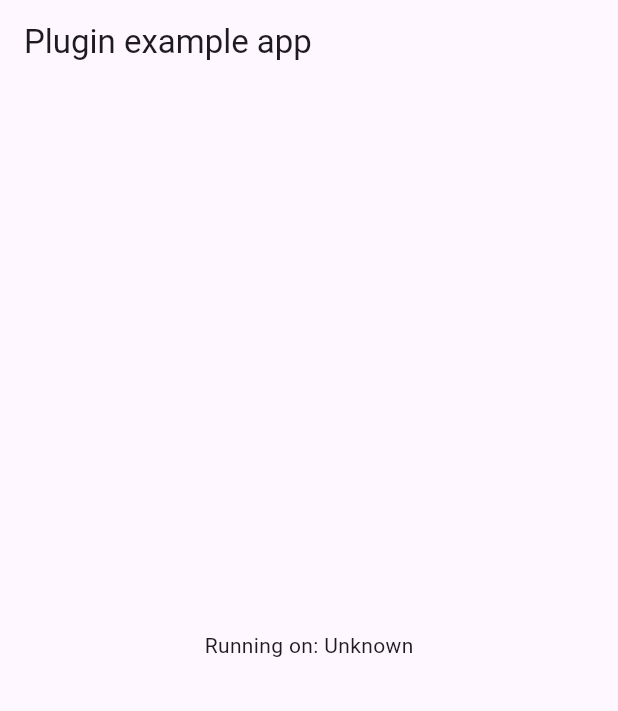
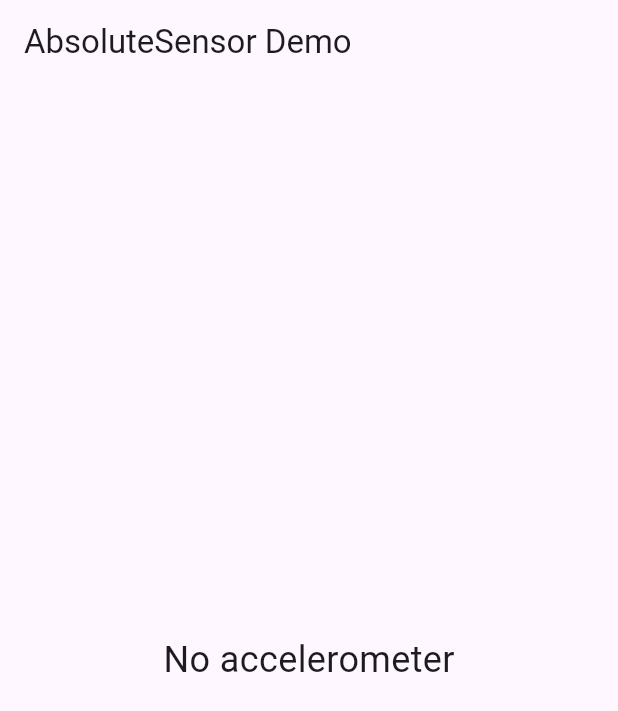
Before and after one commit to abdulrehmank7/absolute-sensor, a Flutter app: the screen it shows after launch, on a phone screen of 412 x 824 dp. Shown: the top 711 px of the screen. Run offline on Flutter 3.47's test engine with Material 3 defaults, Android fonts, the phone set to English and light mode, and no system bars; our stand-ins replace plugin_platform_interface; missing offline and left inert: dart:html.

Commit message:
Updated example app.

```diff
--- a/absolute_sensor/example/lib/main.dart
+++ b/absolute_sensor/example/lib/main.dart
@@ -1,3 +1,5 @@
+import 'dart:async';
+
 import 'package:absolute_sensor/absolute_sensor.dart';
 import 'package:flutter/material.dart';
 
@@ -13,24 +15,39 @@ class MyApp extends StatefulWidget {
 }
 
 class _MyAppState extends State<MyApp> {
-  String _platformVersion = 'Unknown';
-  final _absoluteSensorPlugin = AbsoluteSensor();
+  String _text = 'Waiting…';
+  late StreamSubscription<SensorData> _accelSub;
 
   @override
   void initState() {
     super.initState();
+    AbsoluteSensor.isSensorAvailable(1).then((ok) {
+      if (ok) {
+        _accelSub = AbsoluteSensor.accelerometerEvents.listen((d) {
+          setState(() {
+            _text = 'x:${d.x.toStringAsFixed(1)}, '
+                'y:${d.y.toStringAsFixed(1)}, '
+                'z:${d.z.toStringAsFixed(1)}';
+          });
+        });
+      } else {
+        setState(() => _text = 'No accelerometer');
+      }
+    });
   }
 
   @override
-  Widget build(BuildContext context) {
+  void dispose() {
+    _accelSub.cancel();
+    super.dispose();
+  }
+
+  @override
+  Widget build(BuildContext c) {
     return MaterialApp(
       home: Scaffold(
-        appBar: AppBar(
-          title: const Text('Plugin example app'),
-        ),
-        body: Center(
-          child: Text('Running on: $_platformVersion\n'),
-        ),
+        appBar: AppBar(title: const Text('AbsoluteSensor Demo')),
+        body: Center(child: Text(_text, style: const TextStyle(fontSize: 24))),
       ),
     );
   }
--- a/absolute_sensor/pubspec.yaml
+++ b/absolute_sensor/pubspec.yaml
@@ -1,5 +1,5 @@
 name: absolute_sensor
-description: "Get absolute sensor value from device different type of sensors"
+description: "Get absolute sensor values from device for different sensors."
 version: 0.0.1
 homepage:
 
```
